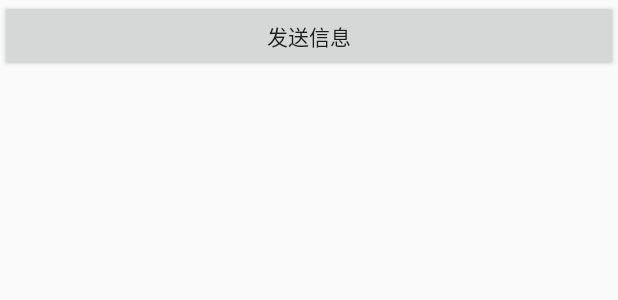
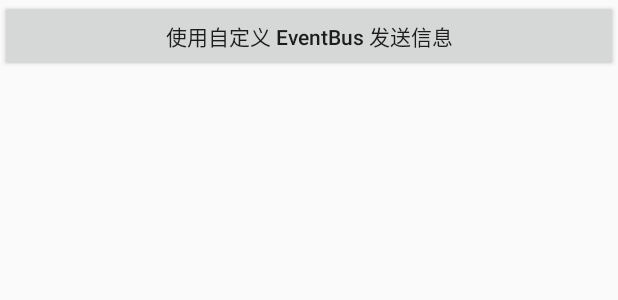
Before and after one commit to TigerChain/DesignPattern, an Android app: the layout activity_custombus.xml on its own in the app's theme, with its tools: preview values and no code run, on a phone screen of 412 x 824 dp. Shown: the top 300 px of the screen. Run offline under Robolectric (Android 15) with nearby library versions, the phone set to English and light mode, and no system bars.

Commit message:
'修改部分代码'

```diff
--- a/app/src/main/java/designpattern/jun/com/designpattern/Observer/CustomEventBus/CustomBusActivity.java
+++ b/app/src/main/java/designpattern/jun/com/designpattern/Observer/CustomEventBus/CustomBusActivity.java
@@ -53,4 +53,10 @@ public class CustomBusActivity extends AppCompatActivity implements View.OnClick
         Toast.makeText(CustomBusActivity.this,string,Toast.LENGTH_SHORT).show();
         tv_recive_message.setText("收到信息："+string);
     }
+
+    @Override
+    protected void onDestroy() {
+        super.onDestroy();
+        CustomEventBus.getInstance().unRegister(this);
+    }
 }
--- a/app/src/main/res/layout/activity_custombus.xml
+++ b/app/src/main/res/layout/activity_custombus.xml
@@ -9,7 +9,8 @@
         android:id="@+id/btn_send_event"
         android:layout_width="match_parent"
         android:layout_height="wrap_content"
-        android:text="发送信息"/>
+        android:textAllCaps="false"
+        android:text="使用自定义 EventBus 发送信息"/>
 
 
     <TextView
```
